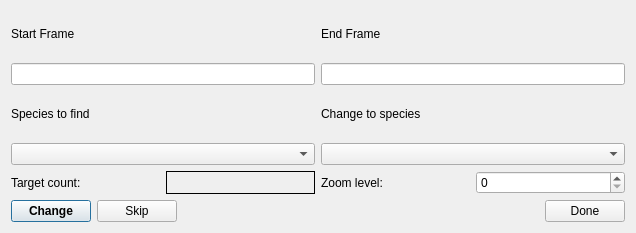
The window that application/dialogs/ui/EditSpeciesDlg.ui (noaa-afsc-mace/SEBASTES) describes before a commit, drawn with Qt 5.
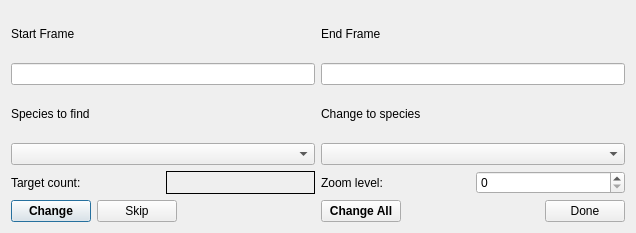
The same window after the commit.

```diff
--- a/application/dialogs/ui/EditSpeciesDlg.ui
+++ b/application/dialogs/ui/EditSpeciesDlg.ui
@@ -137,6 +137,32 @@
        </property>
       </widget>
      </item>
+     <item>
+      <spacer name="horizontalSpacer_2">
+       <property name="orientation">
+        <enum>Qt::Horizontal</enum>
+       </property>
+       <property name="sizeHint" stdset="0">
+        <size>
+         <width>40</width>
+         <height>20</height>
+        </size>
+       </property>
+      </spacer>
+     </item>
+     <item>
+      <widget class="QPushButton" name="changeAllBtn">
+       <property name="font">
+        <font>
+         <weight>75</weight>
+         <bold>true</bold>
+        </font>
+       </property>
+       <property name="text">
+        <string>Change All</string>
+       </property>
+      </widget>
+     </item>
      <item>
       <spacer name="horizontalSpacer">
        <property name="orientation">
```
